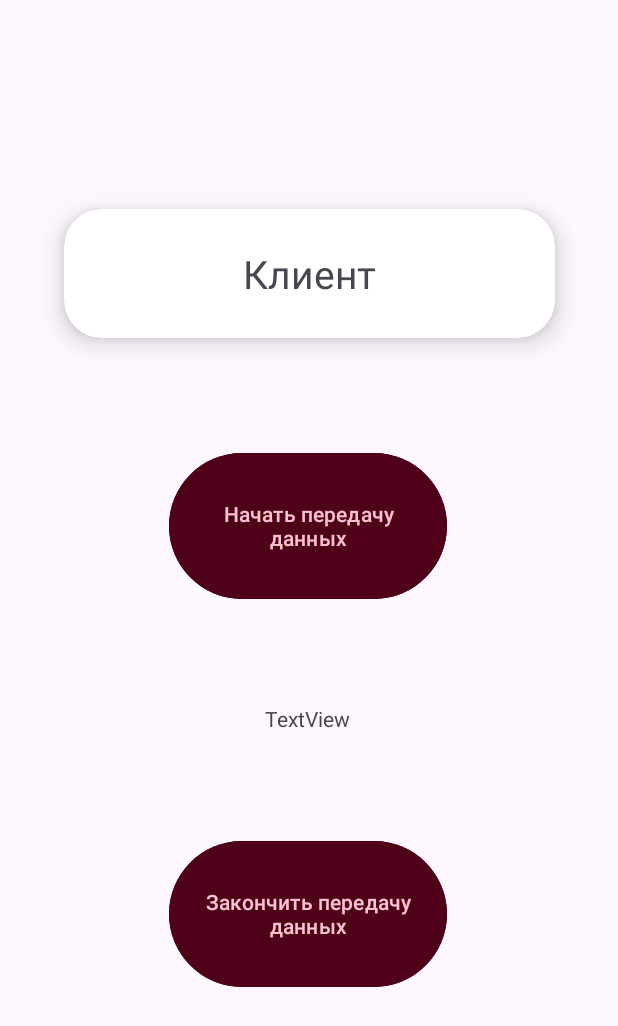
After one commit to arina983/visual_programming, an Android app: the SocketsActivity screen opened directly, with no data from a screen before it, on a phone screen of 412 x 824 dp. The commit adds this screen. Shown: the top 1026 px of the screen. Run offline under Robolectric (Android 15) with nearby library versions, the phone set to English and light mode, and no system bars; libraries missing offline, so code that uses them is left out: org.zeromq.

Commit message:
добавлена работа с сокетами

```diff
--- a/app/build.gradle.kts
+++ b/app/build.gradle.kts
@@ -49,9 +49,11 @@ dependencies {
     implementation(libs.androidx.navigation.ui.ktx)
     implementation(libs.play.services.maps)
     implementation(libs.play.services.location)
+    implementation(libs.androidx.cardview)
     testImplementation(libs.junit)
     androidTestImplementation(libs.androidx.junit)
     androidTestImplementation(libs.androidx.espresso.core)
     implementation("com.google.android.gms:play-services-location:21.2.0")
     implementation("com.google.code.gson:gson:2.10.1")
+    implementation ("org.zeromq:jeromq:0.5.0")
 }
--- /dev/null
+++ b/app/src/main/res/layout/activity_sockets.xml
@@ -0,0 +1,70 @@
+<?xml version="1.0" encoding="utf-8"?>
+<androidx.constraintlayout.widget.ConstraintLayout xmlns:android="http://schemas.android.com/apk/res/android"
+    xmlns:app="http://schemas.android.com/apk/res-auto"
+    xmlns:tools="http://schemas.android.com/tools"
+    android:id="@+id/main"
+    android:layout_width="match_parent"
+    android:layout_height="match_parent"
+    tools:context=".SocketsActivity">
+
+    <androidx.cardview.widget.CardView
+        android:layout_width="327dp"
+        android:layout_height="86dp"
+        app:cardCornerRadius="25dp"
+        app:cardElevation="10dp"
+        app:layout_constraintBottom_toBottomOf="parent"
+        app:layout_constraintEnd_toEndOf="parent"
+        app:layout_constraintStart_toStartOf="parent"
+        app:layout_constraintTop_toTopOf="parent"
+        app:layout_constraintVertical_bias="0.189">
+
+        <TextView
+            android:id="@+id/textView2"
+            android:layout_width="match_parent"
+            android:layout_height="match_parent"
+            android:gravity="center"
+            android:text="Клиент"
+            android:textSize="26sp" />
+    </androidx.cardview.widget.CardView>
+
+    <Button
+        android:id="@+id/buttonStartData"
+        android:layout_width="185dp"
+        android:layout_height="105dp"
+        android:backgroundTint="#4E0119"
+        android:text="Начать передачу данных"
+        android:textColor="#FFC3CC"
+        app:layout_constraintBottom_toBottomOf="parent"
+        app:layout_constraintEnd_toEndOf="parent"
+        app:layout_constraintHorizontal_bias="0.497"
+        app:layout_constraintStart_toStartOf="parent"
+        app:layout_constraintTop_toTopOf="parent"
+        app:layout_constraintVertical_bias="0.415" />
+
+    <TextView
+        android:id="@+id/tvSockets"
+        android:layout_width="wrap_content"
+        android:layout_height="wrap_content"
+        android:text="TextView"
+        app:layout_constraintBottom_toBottomOf="parent"
+        app:layout_constraintEnd_toEndOf="parent"
+        app:layout_constraintHorizontal_bias="0.498"
+        app:layout_constraintStart_toStartOf="parent"
+        app:layout_constraintTop_toTopOf="parent"
+        app:layout_constraintVertical_bias="0.583" />
+
+    <Button
+        android:id="@+id/buttonStopData"
+        android:layout_width="185dp"
+        android:layout_height="105dp"
+        android:backgroundTint="#4E0119"
+        android:text="Закончить передачу данных"
+        android:textColor="#FFC3CC"
+        app:layout_constraintBottom_toBottomOf="parent"
+        app:layout_constraintEnd_toEndOf="parent"
+        app:layout_constraintHorizontal_bias="0.498"
+        app:layout_constraintStart_toStartOf="parent"
+        app:layout_constraintTop_toTopOf="parent"
+        app:layout_constraintVertical_bias="0.775" />
+
+</androidx.constraintlayout.widget.ConstraintLayout>
--- a/gradle/libs.versions.toml
+++ b/gradle/libs.versions.toml
@@ -13,6 +13,7 @@ navigationFragmentKtx = "2.6.0"
 navigationUiKtx = "2.6.0"
 playServicesMaps = "19.2.0"
 playServicesLocation = "21.3.0"
+cardview = "1.0.0"
 
 [libraries]
 androidx-core-ktx = { group = "androidx.core", name = "core-ktx", version.ref = "coreKtx" }
@@ -27,6 +28,7 @@ androidx-navigation-fragment-ktx = { group = "androidx.navigation", name = "navi
 androidx-navigation-ui-ktx = { group = "androidx.navigation", name = "navigation-ui-ktx", version.ref = "navigationUiKtx" }
 play-services-maps = { group = "com.google.android.gms", name = "play-services-maps", version.ref = "playServicesMaps" }
 play-services-location = { group = "com.google.android.gms", name = "play-services-location", version.ref = "playServicesLocation" }
+androidx-cardview = { group = "androidx.cardview", name = "cardview", version.ref = "cardview" }
 
 [plugins]
 android-application = { id = "com.android.application", version.ref = "agp" }
```
Also changed, not shown: app/src/main/AndroidManifest.xml (+7 -5 lines), app/src/main/java/com/example/calculator/MainActivity.kt (+8 -3 lines), app/src/main/java/com/example/calculator/SocketsActivity.kt (added, +142 -0 lines), app/src/main/res/layout/activity_main.xml (+4 -4 lines).
